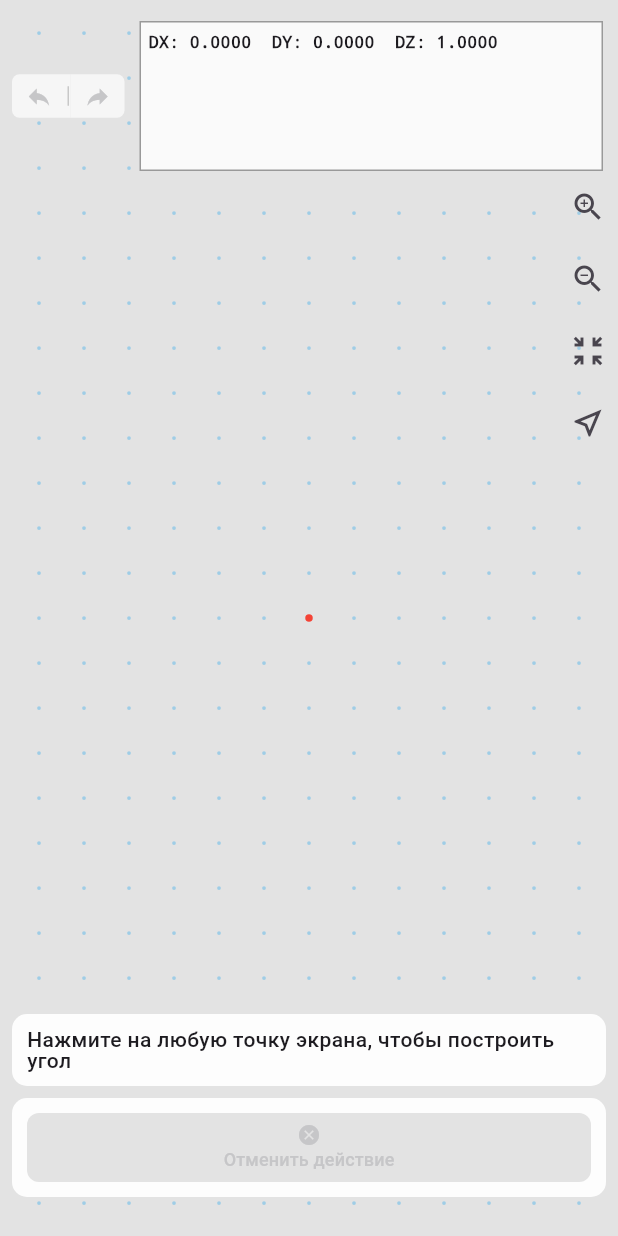
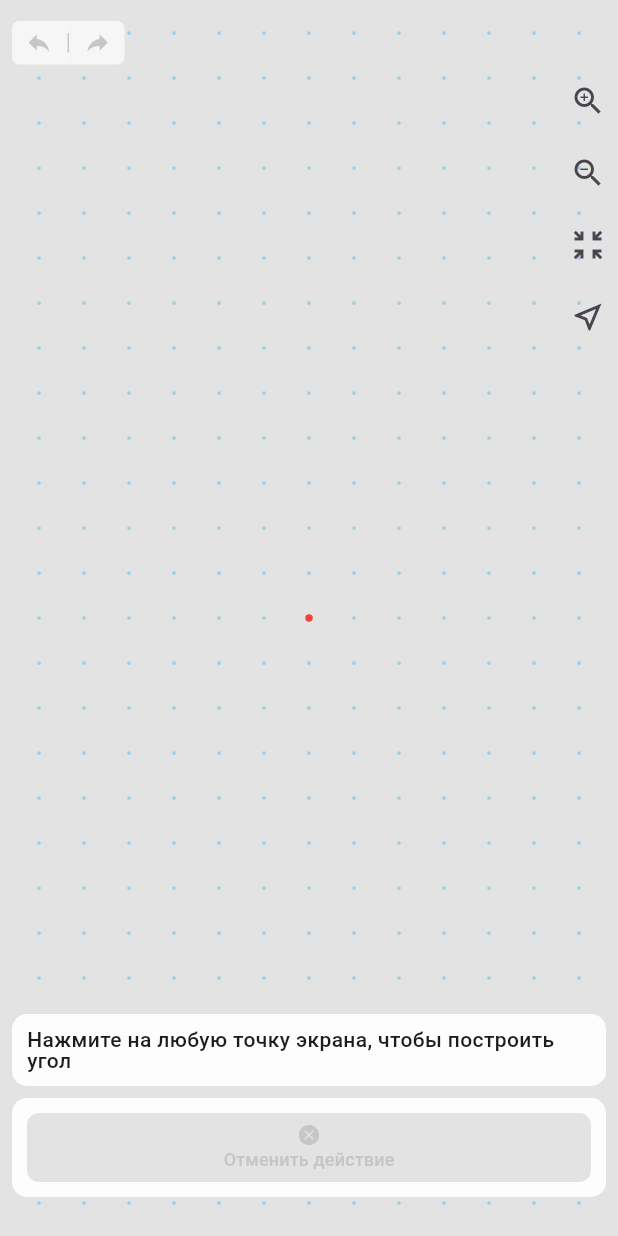
Before and after one commit to leocoderu/drawing_board, a Flutter app: the screen it shows after launch, on a phone screen of 412 x 824 dp. Run offline on Flutter 3.47's test engine with Material 3 defaults, Android fonts, the phone set to English and light mode, and no system bars; our stand-ins replace flutter_riverpod.

Commit message:
Add check intersection of segments in a shape Add snapshots Clear App Add comments Change README.md

```diff
--- a/lib/pages/home_page/home_page.dart
+++ b/lib/pages/home_page/home_page.dart
@@ -19,9 +19,10 @@ class HomePage extends ConsumerWidget {
     final bool close = ref.watch(CloseState.stateCloseFigureProvider);
     return Scaffold(
       body: SafeArea(
+        child: Center(
           child: Container(
-          //height: 750,
-          //width: 400,
+            // height: 500,
+            // width: 300,
             child: BoardPanel(
               child: Column(
                 children: [
@@ -36,6 +37,7 @@ class HomePage extends ConsumerWidget {
             ),
           ),
         ),
+      ),
     );
   }
 }
--- a/lib/pages/home_page/widgets/board/board_panel.dart
+++ b/lib/pages/home_page/widgets/board/board_panel.dart
@@ -111,17 +111,19 @@ class BoardPanel extends ConsumerWidget {
                   vertexProvider.addVertex(vertex[0]);
                   closeStateProvider.closedTrue();
               } else {
+                if (!hasIntersection(vertex, Offset(localToGPSC(pos.dx, center.width, zBoard, xBoard), localToGPSC(pos.dy, center.height, zBoard, yBoard)))) {
                   vertexProvider.addVertex(
                     Offset(localToGPSC(pos.dx, center.width, zBoard, xBoard), localToGPSC(pos.dy, center.height, zBoard, yBoard)),
                   );
                 }
+              }
         },
 
-        // Выделение вершины для последующего изменения
+        // Selecting a vertex for later modification
         onTapDown: (detail) {
           final pos = detail.localPosition;
           final Size center = Size(_keyRender.currentContext!.size!.width / 2, _keyRender.currentContext!.size!.height / 2);
-          // По нажатию на вершину, определяем ее id от 0 до length-1
+          // By clicking on a vertex, we determine its id from 0 to length-1
           bool vSearch = false;
           for(int i = 0; i < vertex.length; i++) {
             if ((localToGPSC(pos.dx, center.width, zBoard, xBoard)  > vertex[i].dx - delta)
@@ -133,6 +135,7 @@ class BoardPanel extends ConsumerWidget {
           if (!vSearch) curVertexProvider.set(null);
         },
 
+        child: ClipRect(
           child: CustomPaint(
             painter: DotsPainter(
               xPos: ref.watch(BoardState.stateBoardProvider).dx,
@@ -144,12 +147,13 @@ class BoardPanel extends ConsumerWidget {
               fillColor: this.borderColor ?? Color.fromARGB(255, 0, 152, 238),
               vertex: ref.watch(VertexState.stateVertexProvider),
               currentVertex: curVertex != null ? vertex[curVertex] : null,
-            //centerScale: Offset(getWidth(), getHeight()), // Центр масштабирования
+              //centerScale: Offset(getWidth(), getHeight()), // Center of scale
               center: true,
             ),
             child: child,
           ),
         ),
+      ),
     );
   }
 }
--- a/lib/pages/home_page/widgets/navigate_panel.dart
+++ b/lib/pages/home_page/widgets/navigate_panel.dart
@@ -1,6 +1,6 @@
 import 'package:flutter/material.dart';
 import 'package:flutter_riverpod/flutter_riverpod.dart';
-import 'package:business/business.dart';
+//import 'package:business/business.dart';
 
 class NavigatePanel extends ConsumerWidget {
   const NavigatePanel({super.key});
@@ -9,13 +9,13 @@ class NavigatePanel extends ConsumerWidget {
   Widget build(BuildContext context, WidgetRef ref) {
     final Color backgroundColor = Color.fromARGB(255, 246, 246, 246);
     final Color disableColor = Color.fromARGB(255, 198, 198, 200);
-    final Color enableColor = Color.fromARGB(255, 125, 125, 125);
+    //final Color enableColor = Color.fromARGB(255, 125, 125, 125);
 
-    final vertex = ref.watch(VertexState.stateVertexProvider);
-    final board = ref.watch(BoardState.stateBoardProvider);
+    //final vertex = ref.watch(VertexState.stateVertexProvider);
+    //final board = ref.watch(BoardState.stateBoardProvider);
 
-    final bool undoExist = false;
-    final bool redoExist = false;
+    //final bool undoExist = false;
+    //final bool redoExist = false;
 
     return Container(
       padding: EdgeInsets.only(left: 8.0, top: 14.0),
@@ -27,7 +27,7 @@ class NavigatePanel extends ConsumerWidget {
             child: ElevatedButton(
               style: ButtonStyle(
                 backgroundColor: MaterialStateProperty.all(backgroundColor),
-                foregroundColor: MaterialStateProperty.all(undoExist ? enableColor : disableColor),
+                foregroundColor: MaterialStateProperty.all(disableColor), //undoExist ? enableColor : disableColor),
                 elevation: MaterialStateProperty.all(0.0),
                 padding: MaterialStateProperty.all(EdgeInsets.all(0.0)),
                 shape: MaterialStateProperty.all(
@@ -36,7 +36,7 @@ class NavigatePanel extends ConsumerWidget {
                   ),
                 ),
               ),
-              onPressed: !undoExist ? null : () {},
+              onPressed: null, //!undoExist ? null : () {},
               child: Icon(Icons.reply),
             ),
           ),
@@ -53,7 +53,7 @@ class NavigatePanel extends ConsumerWidget {
             child: ElevatedButton(
               style: ButtonStyle(
                 backgroundColor: MaterialStateProperty.all(backgroundColor),
-                foregroundColor: MaterialStateProperty.all(redoExist ? enableColor : disableColor),
+                foregroundColor: MaterialStateProperty.all(disableColor), // redoExist ? enableColor : disableColor),
                 elevation: MaterialStateProperty.all(0.0),
                 padding: MaterialStateProperty.all(EdgeInsets.all(0.0)),
                 shape: MaterialStateProperty.all(
@@ -62,44 +62,44 @@ class NavigatePanel extends ConsumerWidget {
                   ),
                 ),
               ),
-              onPressed: !redoExist ? null : () {},
+              onPressed: null, //!redoExist ? null : () {},
               child: Icon(Icons.reply, textDirection: TextDirection.rtl,),
             ),
           ),
-          SizedBox(width: 10.0),
-          Expanded(
-            child: Container(
-              decoration: BoxDecoration(color: Color.fromARGB(255, 250, 250, 250), border: Border.all(color: Color.fromARGB(255, 153, 153, 153))),
-              padding: EdgeInsets.all(5.0),
-              margin: EdgeInsets.only(right: 10.0),
-              height: 100.0,
-              width: double.infinity,
-              child: Column(
-                crossAxisAlignment: CrossAxisAlignment.start,
-                children: [
-                  Text('DX: ${board.dx!.toStringAsFixed(4)}  '
-                       'DY: ${board.dy!.toStringAsFixed(4)}  '
-                       'DZ: ${board.dz!.toStringAsFixed(4)}',
-                        style: TextStyle(fontFamily: "Courier",fontSize: 11.0, fontWeight: FontWeight.bold),
-                  ),
-                  SizedBox(height: 5.0,),
-                  Container(
-                    height: 65,
-                    width: double.infinity,
-                    child: ListView.builder(
-                      itemCount: vertex.length,
-                      itemBuilder: (context, index) {
-                        return Text('DX: ${vertex[index].dx.toStringAsFixed(6)}       '
-                            'DY: ${vertex[index].dy.toStringAsFixed(6)}',
-                          style: TextStyle(fontFamily: "Courier",fontSize: 12.0, fontWeight: FontWeight.bold),
-                        );
-                      },
-                    ),
-                  ),
-                ],
-              ),
-            ),
-          ),
+          // SizedBox(width: 10.0),
+          // Expanded(
+          //   child: Container(
+          //     decoration: BoxDecoration(color: Color.fromARGB(255, 250, 250, 250), border: Border.all(color: Color.fromARGB(255, 153, 153, 153))),
+          //     padding: EdgeInsets.all(5.0),
+          //     margin: EdgeInsets.only(right: 10.0),
+          //     height: 100.0,
+          //     width: double.infinity,
+          //     child: Column(
+          //       crossAxisAlignment: CrossAxisAlignment.start,
+          //       children: [
+          //         Text('DX: ${board.dx!.toStringAsFixed(4)}  '
+          //              'DY: ${board.dy!.toStringAsFixed(4)}  '
+          //              'DZ: ${board.dz!.toStringAsFixed(4)}',
+          //               style: TextStyle(fontFamily: "Courier",fontSize: 11.0, fontWeight: FontWeight.bold),
+          //         ),
+          //         SizedBox(height: 5.0,),
+          //         Container(
+          //           height: 65,
+          //           width: double.infinity,
+          //           child: ListView.builder(
+          //             itemCount: vertex.length,
+          //             itemBuilder: (context, index) {
+          //               return Text('DX: ${vertex[index].dx.toStringAsFixed(6)}       '
+          //                   'DY: ${vertex[index].dy.toStringAsFixed(6)}',
+          //                 style: TextStyle(fontFamily: "Courier",fontSize: 12.0, fontWeight: FontWeight.bold),
+          //               );
+          //             },
+          //           ),
+          //         ),
+          //       ],
+          //     ),
+          //   ),
+          // ),
         ],
       ),
     );
--- a/packages/model/lib/model.dart
+++ b/packages/model/lib/model.dart
@@ -1,3 +1,3 @@
-export 'src/vertex.dart';
-export 'src/figure.dart';
+//export 'src/vertex.dart';
+//export 'src/figure.dart';
 export 'src/board.dart';
```
Also changed, not shown: lib/pages/home_page/widgets/board/utilities/functions.dart (+80 -9 lines), lib/pages/home_page/widgets/board/widgets/dots_painter.dart (+7 -8 lines), snapshots/Screenshot_20240223_161128.png (added), snapshots/Screenshot_20240223_161148.png (added), snapshots/Screenshot_20240223_161206.png (added), snapshots/Screenshot_20240223_161242.png (added), snapshots/Screenshot_20240223_161359.png (added), 1 other file. Lines whose indentation alone changed are shown as unchanged.
